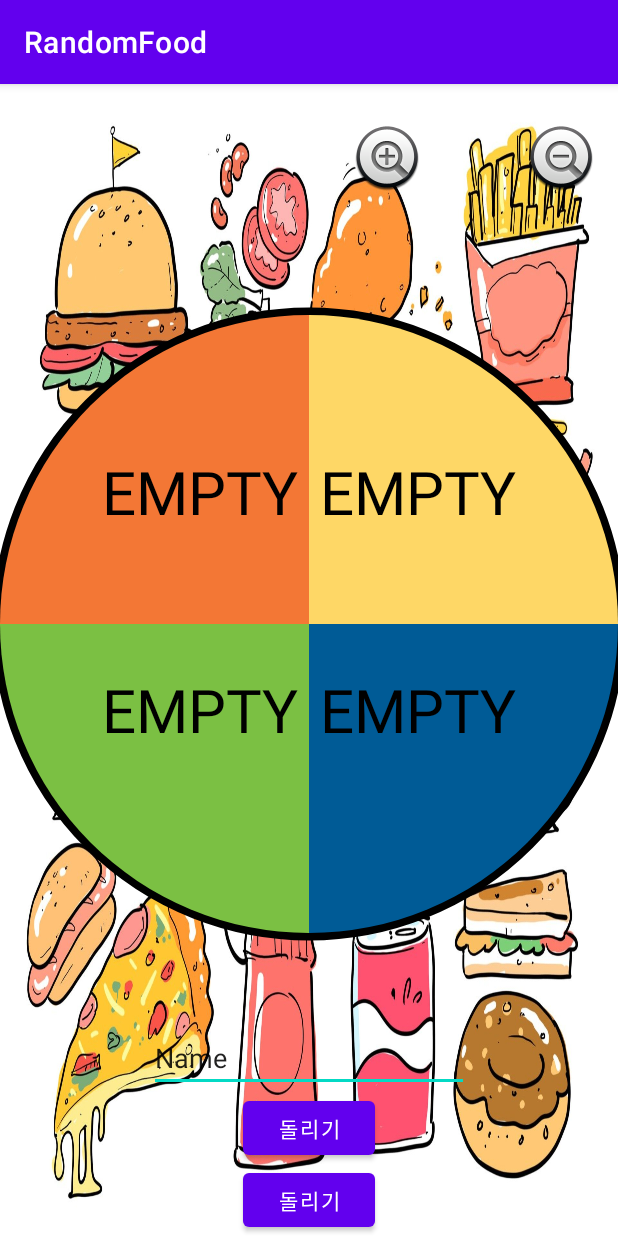
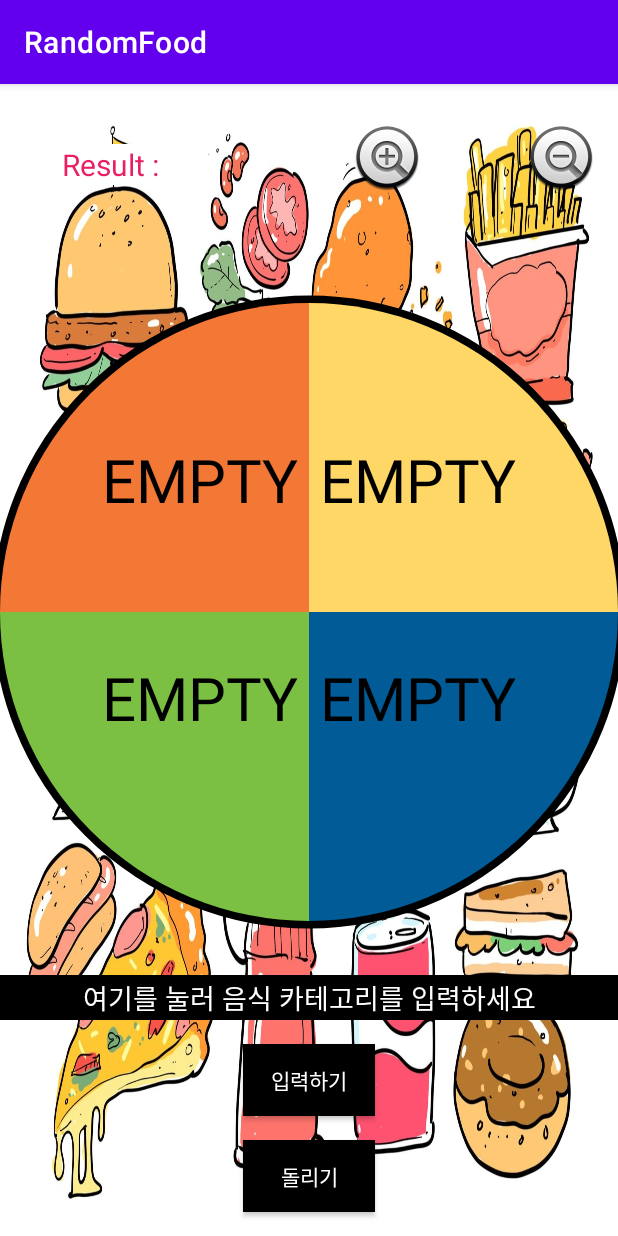
Before and after one commit to eddymango/RandomFood, an Android app: the MainActivity screen opened directly, with no data from a screen before it, on a phone screen of 412 x 824 dp. Run offline under Robolectric (Android 15) with nearby library versions, the phone set to English and light mode, and no system bars; our stand-ins replace data binding.

Commit message:
결과 리턴 출력 + 버튼 색상 변경

```diff
--- a/app/src/main/java/kr/ac/tukorea/randomfood/MainActivity.kt
+++ b/app/src/main/java/kr/ac/tukorea/randomfood/MainActivity.kt
@@ -10,6 +10,17 @@ import kr.ac.tukorea.randomfood.databinding.ActivityMainBinding
 class MainActivity : AppCompatActivity() {
 
     private lateinit var binding:ActivityMainBinding
+
+
+    private val rouletteListener = object : RotateListener {
+        override fun onRotateStart() {
+            binding.rotateResultTv.text = "Result : "
+        }
+
+        override fun onRotateEnd(result: String) {
+            binding.rotateResultTv.text = "Result : $result"
+        }
+    }
 
     override fun onCreate(savedInstanceState: Bundle?) {
         super.onCreate(savedInstanceState)
@@ -52,7 +63,7 @@ class MainActivity : AppCompatActivity() {
     }
     fun rotateRoulette(){
         val toDegrees = (2000..10000).random().toFloat()
-        binding.roulette.rotateRoulette(toDegrees,3000)
+        binding.roulette.rotateRoulette(toDegrees,3000,rouletteListener)
     }
 
 
--- a/app/src/main/res/layout/activity_main.xml
+++ b/app/src/main/res/layout/activity_main.xml
@@ -23,17 +23,20 @@
             android:visibility="visible"
             app:layout_constraintBottom_toTopOf="@+id/rotateBtn"
             app:layout_constraintEnd_toEndOf="parent"
-            app:layout_constraintHorizontal_bias="0.0"
+            app:layout_constraintHorizontal_bias="1.0"
             app:layout_constraintStart_toStartOf="parent"
             app:layout_constraintTop_toTopOf="parent"
             app:layout_constraintVertical_bias="1.0" />
 
-        <com.google.android.material.button.MaterialButton
+        <androidx.appcompat.widget.AppCompatButton
             android:id="@+id/rotateBtn"
             android:layout_width="wrap_content"
             android:layout_height="wrap_content"
+            android:layout_marginBottom="16dp"
             android:onClick="@{() -> activity.rotateRoulette()}"
             android:text="돌리기"
+            android:background="#000000"
+            android:textColor="@color/white"
             app:layout_constraintBottom_toBottomOf="parent"
             app:layout_constraintEnd_toEndOf="parent"
             app:layout_constraintHorizontal_bias="0.5"
@@ -42,11 +45,16 @@
 
         <EditText
             android:id="@+id/editMenu"
-            android:layout_width="wrap_content"
-            android:layout_height="wrap_content"
+            android:layout_width="0dp"
+            android:layout_height="30dp"
+            android:layout_marginBottom="16dp"
+            android:background="#000000"
             android:ems="10"
+            android:hint="여기를 눌러 음식 카테고리를 입력하세요"
             android:inputType="textPersonName"
-            android:text="Name"
+            android:textColorHint="@color/white"
+            android:textColor="@color/white"
+            android:gravity="center"
             app:layout_constraintBottom_toTopOf="@+id/editBtn"
             app:layout_constraintEnd_toEndOf="parent"
             app:layout_constraintHorizontal_bias="0.5"
@@ -54,13 +62,17 @@
             app:layout_constraintTop_toBottomOf="@+id/roulette"
             app:layout_constraintVertical_bias="1.0" />
 
-        <Button
+        <androidx.appcompat.widget.AppCompatButton
             android:id="@+id/editBtn"
             android:layout_width="wrap_content"
             android:layout_height="wrap_content"
-            android:text="돌리기"
+            android:layout_marginBottom="16dp"
+            android:background="#000000"
+            android:text="입력하기"
+            android:textColor="@color/white"
             app:layout_constraintBottom_toTopOf="@+id/rotateBtn"
             app:layout_constraintEnd_toEndOf="parent"
+            app:layout_constraintHorizontal_bias="0.501"
             app:layout_constraintStart_toStartOf="parent"
             app:layout_constraintTop_toBottomOf="@+id/editMenu" />
 
@@ -86,6 +98,21 @@
             app:layout_constraintTop_toTopOf="parent"
             app:srcCompat="@android:drawable/btn_plus" />
 
+        <TextView
+            android:id="@+id/rotateResultTv"
+            android:layout_width="wrap_content"
+            android:layout_height="wrap_content"
+            android:layout_marginTop="40dp"
+            android:layout_marginEnd="66dp"
+            android:text="Result : "
+            android:textColor="#E91E63"
+            android:background="@color/white"
+            android:textSize="20dp"
+            app:layout_constraintEnd_toStartOf="@+id/btnPlus"
+            app:layout_constraintHorizontal_bias="0.413"
+            app:layout_constraintStart_toStartOf="parent"
+            app:layout_constraintTop_toTopOf="parent" />
+
 
     </androidx.constraintlayout.widget.ConstraintLayout>
 
```
Also changed, not shown: app/src/main/java/kr/ac/tukorea/randomfood/RouletteView.kt (+35 -5 lines).
